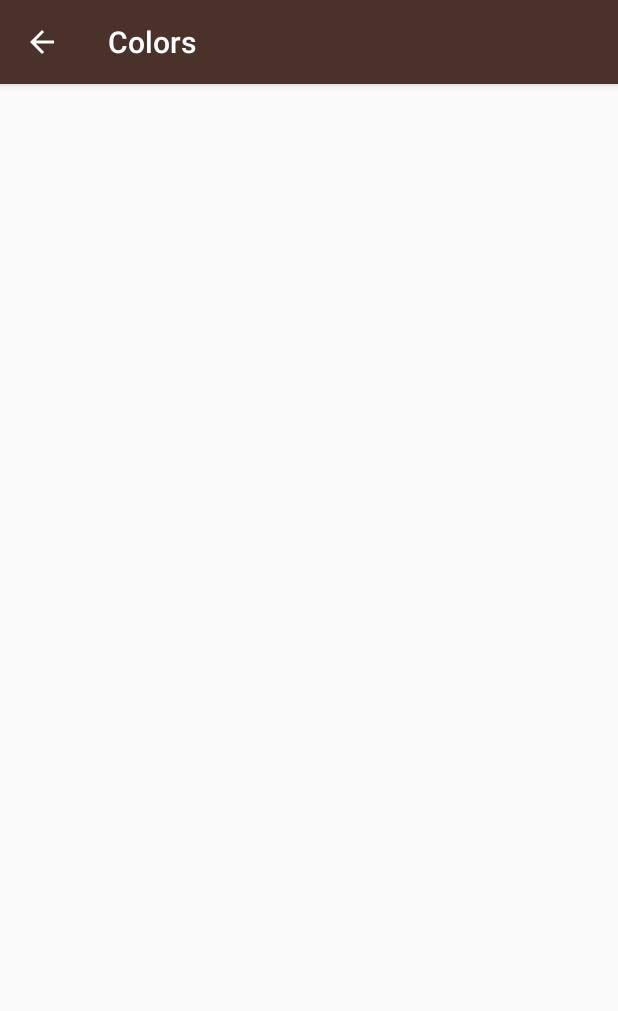
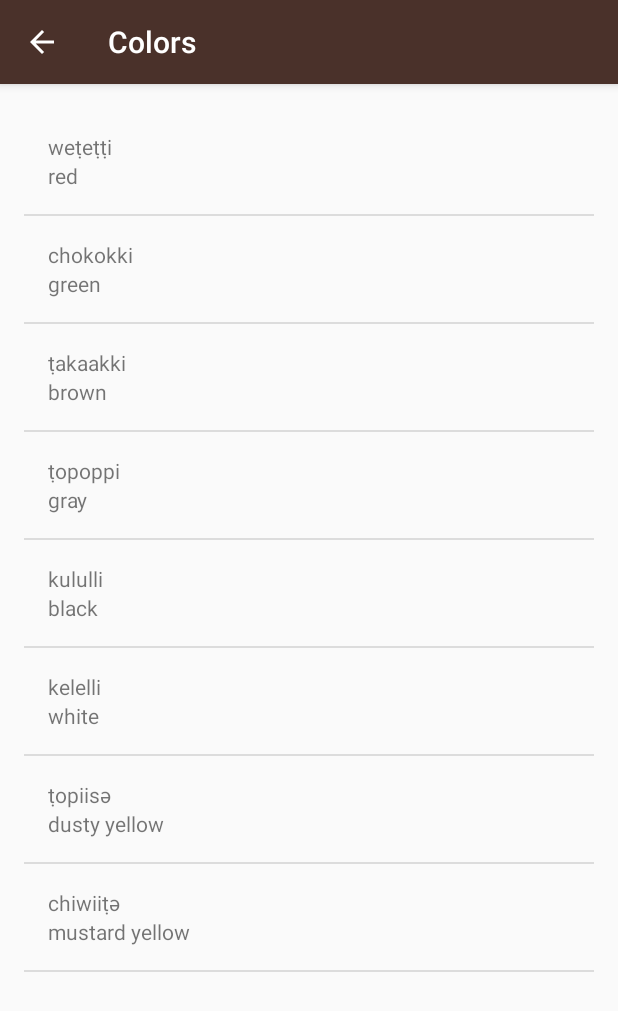
Before and after one commit to udacity/ud839_Miwok, an Android app: the ColorsActivity screen opened directly, with no data from a screen before it, on a phone screen of 412 x 824 dp. Shown: the top 1011 px of the screen. Run offline under Robolectric (Android 15) with nearby library versions, the light colour scheme and no system bars.

Commit message:
Add Color Category

```diff
--- a/app/src/main/java/com/example/android/miwok/ColorsActivity.java
+++ b/app/src/main/java/com/example/android/miwok/ColorsActivity.java
@@ -17,12 +17,39 @@ package com.example.android.miwok;
 
 import android.support.v7.app.AppCompatActivity;
 import android.os.Bundle;
+import android.widget.ListView;
+
+import java.util.ArrayList;
 
 public class ColorsActivity extends AppCompatActivity {
 
     @Override
     protected void onCreate(Bundle savedInstanceState) {
         super.onCreate(savedInstanceState);
-        setContentView(R.layout.activity_colors);
+        setContentView(R.layout.word_list);
+
+        // Create a list of words
+        ArrayList<Word> words = new ArrayList<Word>();
+        words.add(new Word("red", "weṭeṭṭi"));
+        words.add(new Word("green", "chokokki"));
+        words.add(new Word("brown", "ṭakaakki"));
+        words.add(new Word("gray", "ṭopoppi"));
+        words.add(new Word("black", "kululli"));
+        words.add(new Word("white", "kelelli"));
+        words.add(new Word("dusty yellow", "ṭopiisә"));
+        words.add(new Word("mustard yellow", "chiwiiṭә"));
+
+        // Create an {@link WordAdapter}, whose data source is a list of {@link Word}s. The
+        // adapter knows how to create list items for each item in the list.
+        WordAdapter adapter = new WordAdapter(this, words);
+
+        // Find the {@link ListView} object in the view hierarchy of the {@link Activity}.
+        // There should be a {@link ListView} with the view ID called list, which is declared in the
+        // word_listyout file.
+        ListView listView = (ListView) findViewById(R.id.list);
+
+        // Make the {@link ListView} use the {@link WordAdapter} we created above, so that the
+        // {@link ListView} will display list items for each {@link Word} in the list.
+        listView.setAdapter(adapter);
     }
 }
```
